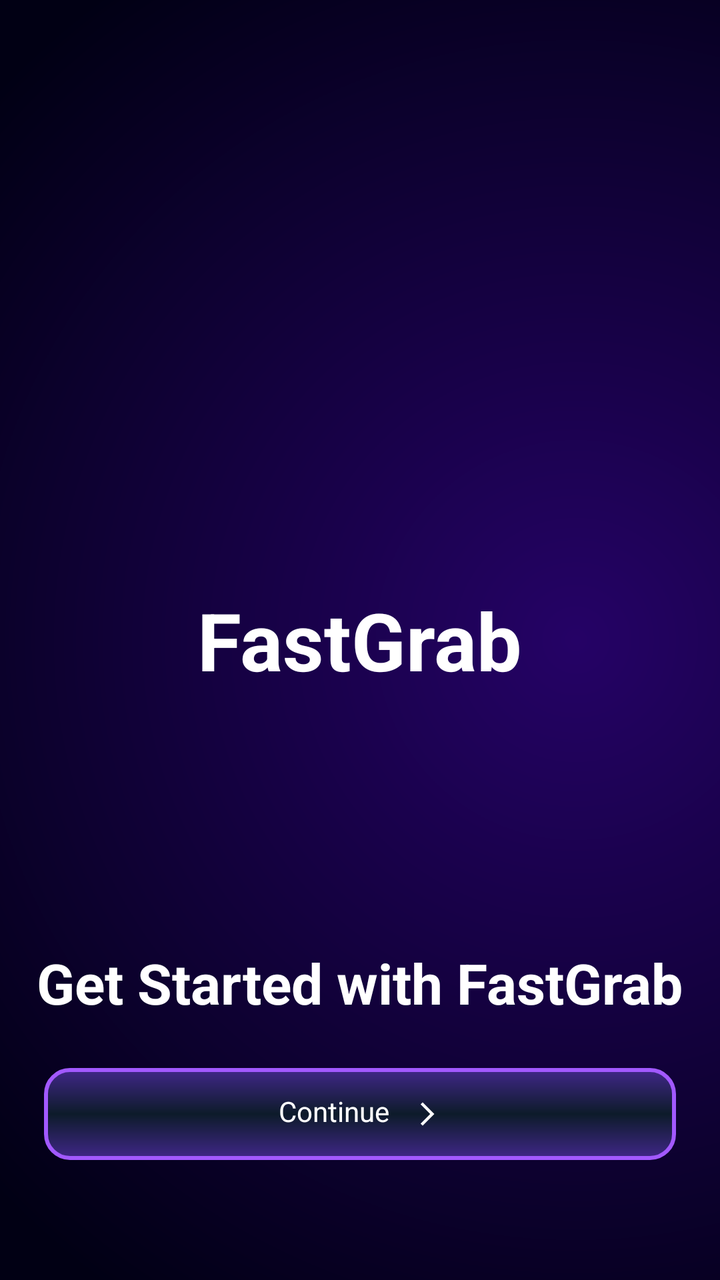
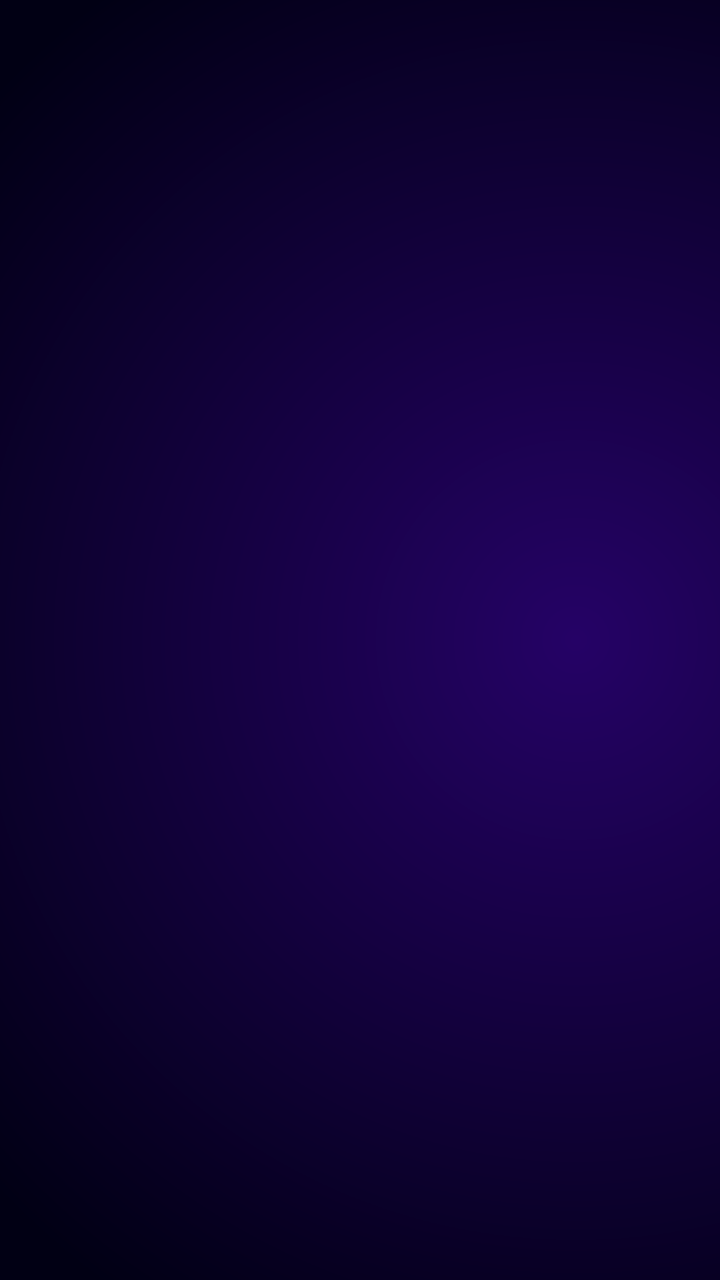

Screens rendered from an Android XML layout before and after an edit, with the pre-edit source and the edit as a unified diff.
<!-- AndroidManifest.xml: application theme Theme.FDAAndroid -->
<!-- res/layout/activity_splash.xml -->
<?xml version="1.0" encoding="utf-8"?>
<androidx.constraintlayout.widget.ConstraintLayout xmlns:android="http://schemas.android.com/apk/res/android"
    xmlns:tools="http://schemas.android.com/tools"
    android:layout_width="match_parent"
    android:layout_height="match_parent"
    xmlns:app="http://schemas.android.com/apk/res-auto"
    android:background="@drawable/bg_main">

    <TextView
        android:id="@+id/tv_main"
        android:layout_width="wrap_content"
        android:layout_height="wrap_content"
        app:layout_constraintTop_toTopOf="parent"
        app:layout_constraintBottom_toBottomOf="parent"
        app:layout_constraintStart_toStartOf="parent"
        app:layout_constraintEnd_toEndOf="parent"
        android:text="FastGrab"
        android:textSize="40sp"
        android:textColor="@color/white"
        android:textStyle="bold"/>

    <TextView
        android:id="@+id/tv_bottom"
        android:layout_width="wrap_content"
        android:layout_height="wrap_content"
        app:layout_constraintEnd_toEndOf="@id/bt_continue"
        app:layout_constraintStart_toStartOf="@id/bt_continue"
        app:layout_constraintBottom_toTopOf="@id/bt_continue"
        android:text="Get Started with FastGrab"
        android:textSize="28sp"
        android:layout_marginBottom="24dp"
        android:textColor="@color/white"
        android:textStyle="bold"/>

    <LinearLayout
        android:id="@+id/bt_continue"
        android:layout_width="match_parent"
        android:layout_height="wrap_content"
        android:layout_marginBottom="60dp"
        android:background="@drawable/bg_add_to_cart_button"
        android:orientation="horizontal"
        app:layout_constraintBottom_toBottomOf="parent"
        app:layout_constraintEnd_toEndOf="parent"
        app:layout_constraintStart_toStartOf="parent"
        android:layout_marginStart="22dp"
        android:layout_marginEnd="22dp"
        android:gravity="center_horizontal">

        <TextView
            android:id="@+id/tv_continue"
            android:layout_width="wrap_content"
            android:layout_height="wrap_content"
            android:text="Continue"
            android:textColor="@color/white"
            android:textSize="14sp"
            android:layout_marginVertical="12dp"/>

        <ImageView
            android:id="@+id/iv_arrow"
            android:layout_width="wrap_content"
            android:layout_height="wrap_content"
            android:src="@drawable/ic_continue"
            android:layout_marginVertical="16dp"
            android:layout_marginStart="12dp"/>

    </LinearLayout>

</androidx.constraintlayout.widget.ConstraintLayout>
<!-- resources referenced by this layout -->
<resources>
  <color name="white">#FFFFFFFF</color>
  <!-- drawable bg_add_to_cart_button (drawable) -->
  <?xml version="1.0" encoding="utf-8"?>
  <shape xmlns:android="http://schemas.android.com/apk/res/android"
      android:shape="rectangle">
      <gradient
          android:startColor="@color/meteorite"
          android:centerColor="@color/firefly"
          android:endColor="@color/meteorite"
          android:angle="90"/>
      <corners android:radius="12dp" />
      <stroke
          android:width="2dp"
          android:color="@color/heliotrope" />
  </shape>
  <!-- drawable bg_main (drawable) -->
  <?xml version="1.0" encoding="utf-8"?>
  <layer-list xmlns:android="http://schemas.android.com/apk/res/android">
  
      <item>
          <shape android:shape="rectangle">
              <gradient
                  android:type="linear"
                  android:angle="-45"
                  android:startColor="@color/electric_violet"
                  android:centerColor="#99230064"
                  android:endColor="#00230064"/>
          </shape>
      </item>
  
      <item>
          <shape android:shape="rectangle">
              <gradient
                  android:type="radial"
                  android:gradientRadius="400dp"
                  android:centerX="0.8"
                  android:startColor="#250266"
                  android:endColor="#010014"/>
          </shape>
      </item>
  
  </layer-list>
  <!-- drawable ic_continue (drawable) -->
  <vector xmlns:android="http://schemas.android.com/apk/res/android" android:autoMirrored="true" android:height="14dp" android:tint="#FFFFFF" android:viewportHeight="24" android:viewportWidth="24" android:width="14dp">
        
      <path android:fillColor="@android:color/white" android:pathData="M6.23,20.23l1.77,1.77l10,-10l-10,-10l-1.77,1.77l8.23,8.23z"/>
      
  </vector>
  <style name="Theme.FDAAndroid" parent="Base.Theme.FDAAndroid" />
  <color name="meteorite">#402788</color>
  <color name="firefly">#0D1B2A</color>
  <color name="heliotrope">#A259FF</color>
  <color name="electric_violet">#933EFF</color>
  <style name="Base.Theme.FDAAndroid" parent="Theme.Material3.DayNight.NoActionBar">
          
          
      </style>
</resources>

<!-- the commit's change to res/layout/activity_splash.xml (unified diff, before → after) -->
@@ -1,68 +1,36 @@
 <?xml version="1.0" encoding="utf-8"?>
 <androidx.constraintlayout.widget.ConstraintLayout xmlns:android="http://schemas.android.com/apk/res/android"
-    xmlns:tools="http://schemas.android.com/tools"
+    xmlns:app="http://schemas.android.com/apk/res-auto"
     android:layout_width="match_parent"
     android:layout_height="match_parent"
-    xmlns:app="http://schemas.android.com/apk/res-auto"
     android:background="@drawable/bg_main">
 
     <TextView
         android:id="@+id/tv_main"
         android:layout_width="wrap_content"
         android:layout_height="wrap_content"
-        app:layout_constraintTop_toTopOf="parent"
+        android:text="FastGrab"
+        android:textColor="@color/white"
+        android:visibility="invisible"
+        android:textSize="40sp"
+        android:textStyle="bold"
         app:layout_constraintBottom_toBottomOf="parent"
+        app:layout_constraintEnd_toEndOf="parent"
         app:layout_constraintStart_toStartOf="parent"
-        app:layout_constraintEnd_toEndOf="parent"
-        android:text="FastGrab"
-        android:textSize="40sp"
-        android:textColor="@color/white"
-        android:textStyle="bold"/>
+        app:layout_constraintTop_toTopOf="parent" />
 
     <TextView
         android:id="@+id/tv_bottom"
         android:layout_width="wrap_content"
         android:layout_height="wrap_content"
-        app:layout_constraintEnd_toEndOf="@id/bt_continue"
-        app:layout_constraintStart_toStartOf="@id/bt_continue"
-        app:layout_constraintBottom_toTopOf="@id/bt_continue"
+        android:layout_marginBottom="70dp"
         android:text="Get Started with FastGrab"
+        android:textColor="@color/white"
+        android:visibility="invisible"
         android:textSize="28sp"
-        android:layout_marginBottom="24dp"
-        android:textColor="@color/white"
-        android:textStyle="bold"/>
-
-    <LinearLayout
-        android:id="@+id/bt_continue"
-        android:layout_width="match_parent"
-        android:layout_height="wrap_content"
-        android:layout_marginBottom="60dp"
-        android:background="@drawable/bg_add_to_cart_button"
-        android:orientation="horizontal"
+        android:textStyle="bold"
         app:layout_constraintBottom_toBottomOf="parent"
         app:layout_constraintEnd_toEndOf="parent"
-        app:layout_constraintStart_toStartOf="parent"
-        android:layout_marginStart="22dp"
-        android:layout_marginEnd="22dp"
-        android:gravity="center_horizontal">
-
-        <TextView
-            android:id="@+id/tv_continue"
-            android:layout_width="wrap_content"
-            android:layout_height="wrap_content"
-            android:text="Continue"
-            android:textColor="@color/white"
-            android:textSize="14sp"
-            android:layout_marginVertical="12dp"/>
-
-        <ImageView
-            android:id="@+id/iv_arrow"
-            android:layout_width="wrap_content"
-            android:layout_height="wrap_content"
-            android:src="@drawable/ic_continue"
-            android:layout_marginVertical="16dp"
-            android:layout_marginStart="12dp"/>
-
-    </LinearLayout>
+        app:layout_constraintStart_toStartOf="parent" />
 
 </androidx.constraintlayout.widget.ConstraintLayout>
<!-- resource entries referenced after the edit -->
@@ -1,20 +1,6 @@
 <!-- resources referenced by this layout -->
 <resources>
   <color name="white">#FFFFFFFF</color>
-  <!-- drawable bg_add_to_cart_button (drawable) -->
-  <?xml version="1.0" encoding="utf-8"?>
-  <shape xmlns:android="http://schemas.android.com/apk/res/android"
-      android:shape="rectangle">
-      <gradient
-          android:startColor="@color/meteorite"
-          android:centerColor="@color/firefly"
-          android:endColor="@color/meteorite"
-          android:angle="90"/>
-      <corners android:radius="12dp" />
-      <stroke
-          android:width="2dp"
-          android:color="@color/heliotrope" />
-  </shape>
   <!-- drawable bg_main (drawable) -->
   <?xml version="1.0" encoding="utf-8"?>
   <layer-list xmlns:android="http://schemas.android.com/apk/res/android">
@@ -42,16 +28,7 @@
       </item>
   
   </layer-list>
-  <!-- drawable ic_continue (drawable) -->
-  <vector xmlns:android="http://schemas.android.com/apk/res/android" android:autoMirrored="true" android:height="14dp" android:tint="#FFFFFF" android:viewportHeight="24" android:viewportWidth="24" android:width="14dp">
-        
-      <path android:fillColor="@android:color/white" android:pathData="M6.23,20.23l1.77,1.77l10,-10l-10,-10l-1.77,1.77l8.23,8.23z"/>
-      
-  </vector>
   <style name="Theme.FDAAndroid" parent="Base.Theme.FDAAndroid" />
-  <color name="meteorite">#402788</color>
-  <color name="firefly">#0D1B2A</color>
-  <color name="heliotrope">#A259FF</color>
   <color name="electric_violet">#933EFF</color>
   <style name="Base.Theme.FDAAndroid" parent="Theme.Material3.DayNight.NoActionBar">
           
